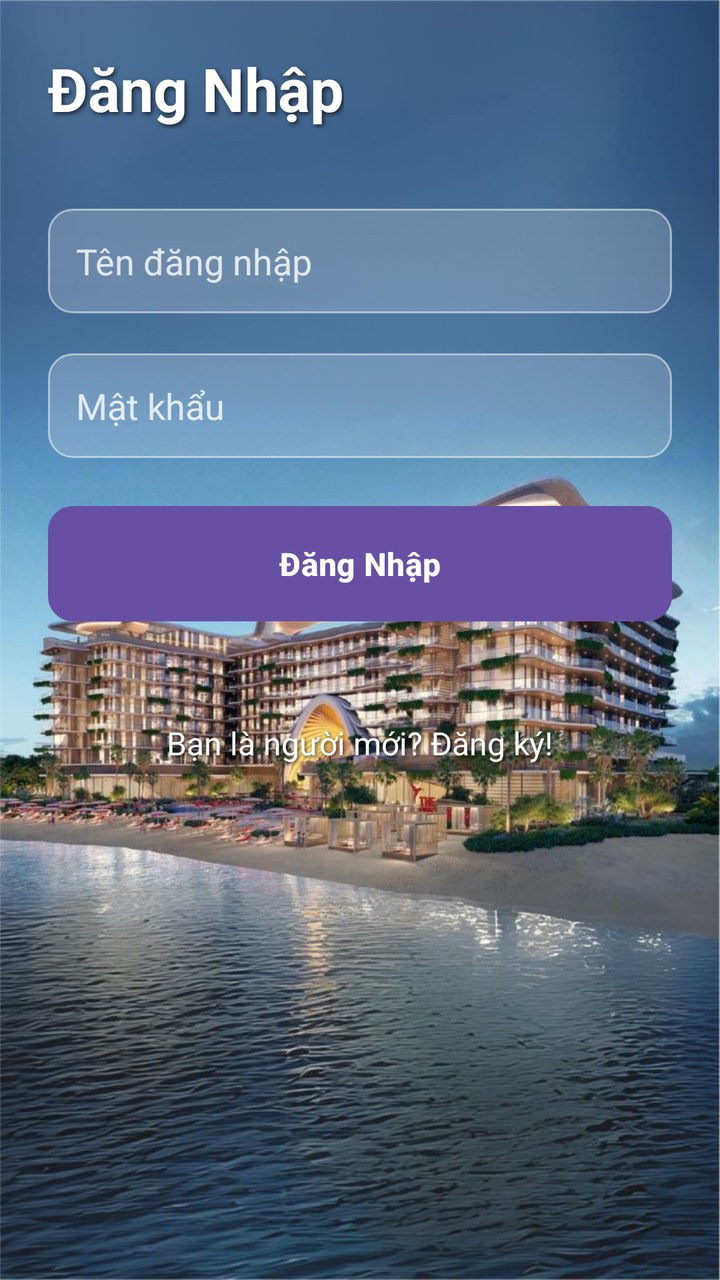
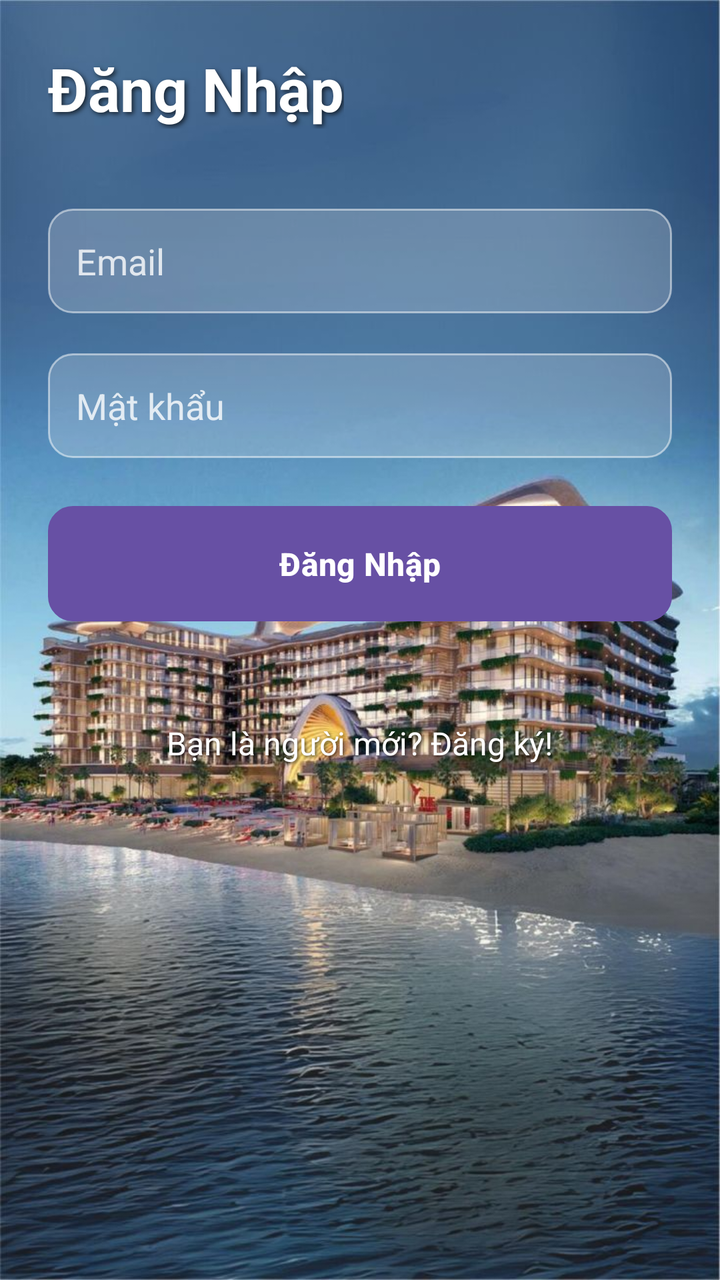

Screens rendered from an Android XML layout before and after an edit, with the pre-edit source and the edit as a unified diff.
<!-- AndroidManifest.xml: application theme Theme.AppQLKhachSan -->
<!-- res/layout/activity_login.xml -->
<?xml version="1.0" encoding="utf-8"?>
<LinearLayout xmlns:android="http://schemas.android.com/apk/res/android"
    android:layout_width="match_parent"
    android:layout_height="match_parent"
    android:orientation="vertical"
    android:padding="24dp"
    android:background="@drawable/brlogin2">


    <TextView
        android:layout_width="wrap_content"
        android:layout_height="wrap_content"
        android:text="Đăng Nhập"
        android:textSize="30sp"
        android:textStyle="bold"
        android:textColor="#FFFFFF"
        android:shadowColor="#AA000000"
        android:shadowDx="3"
        android:shadowDy="3"
        android:shadowRadius="6"
        android:layout_marginBottom="40dp"/>


    <EditText
        android:id="@+id/etUsername"
        android:layout_width="match_parent"
        android:layout_height="wrap_content"
        android:hint="Tên đăng nhập"
        android:inputType="text"
        android:background="@drawable/edit_text_background"
        android:padding="14dp"
        android:textColor="#FFFFFF"
        android:textColorHint="#CCFFFFFF"
        android:layout_marginBottom="20dp"
        android:elevation="6dp"/>


    <EditText
        android:id="@+id/etPassword"
        android:layout_width="match_parent"
        android:layout_height="wrap_content"
        android:hint="Mật khẩu"
        android:inputType="textPassword"
        android:background="@drawable/edit_text_background"
        android:padding="14dp"
        android:textColor="#FFFFFF"
        android:textColorHint="#CCFFFFFF"
        android:layout_marginBottom="24dp"
        android:elevation="6dp"/>


    <Button
        android:id="@+id/btnLogin"
        android:layout_width="match_parent"
        android:layout_height="wrap_content"
        android:text="Đăng Nhập"
        android:background="@drawable/button_background"
        android:textColor="#FFFFFF"
        android:textStyle="bold"
        android:textSize="16sp"
        android:padding="14dp"
        android:elevation="6dp"
        android:layout_marginBottom="40dp"/>


    <TextView
        android:id="@+id/tvRegister"
        android:layout_width="wrap_content"
        android:layout_height="wrap_content"
        android:text="Bạn là người mới? Đăng ký!"
        android:textColor="#FFFFFF"
        android:textSize="16sp"
        android:layout_gravity="center"
        android:padding="10dp"
        android:clickable="true"
        android:focusable="true"
        android:shadowColor="#AA000000"
        android:shadowDx="2"
        android:shadowDy="2"
        android:shadowRadius="4"/>


    <LinearLayout
        android:layout_width="match_parent"
        android:layout_height="0dp"
        android:layout_weight="1" />

</LinearLayout>
<!-- resources referenced by this layout -->
<resources>
  <!-- drawable brlogin2: jpg bitmap (drawable, 135045 bytes) -->
  <!-- drawable button_background (drawable) -->
  <?xml version="1.0" encoding="utf-8"?>
  <shape xmlns:android="http://schemas.android.com/apk/res/android"
      android:shape="rectangle">
  
      <solid android:color="#66FF99" />
      <corners android:radius="12dp" />
      <stroke
          android:width="1dp"
          android:color="#FFFFFF" />
  </shape>
  <!-- drawable edit_text_background (drawable) -->
  <?xml version="1.0" encoding="utf-8"?>
  <shape xmlns:android="http://schemas.android.com/apk/res/android"
      android:shape="rectangle">
      <solid android:color="#33FFFFFF" /> 
      <corners android:radius="12dp" /> 
      <stroke
          android:width="1dp"
          android:color="#80FFFFFF" /> 
  </shape>
  <style name="Theme.AppQLKhachSan" parent="Base.Theme.AppQLKhachSan" />
  <style name="Base.Theme.AppQLKhachSan" parent="Theme.Material3.DayNight.NoActionBar">
          
          
      </style>
</resources>

<!-- the commit's change to res/layout/activity_login.xml (unified diff, before → after) -->
@@ -5,7 +5,6 @@
     android:orientation="vertical"
     android:padding="24dp"
     android:background="@drawable/brlogin2">
-
 
     <TextView
         android:layout_width="wrap_content"
@@ -20,20 +19,18 @@
         android:shadowRadius="6"
         android:layout_marginBottom="40dp"/>
 
-
     <EditText
         android:id="@+id/etUsername"
-        android:layout_width="match_parent"
-        android:layout_height="wrap_content"
-        android:hint="Tên đăng nhập"
-        android:inputType="text"
-        android:background="@drawable/edit_text_background"
-        android:padding="14dp"
-        android:textColor="#FFFFFF"
-        android:textColorHint="#CCFFFFFF"
-        android:layout_marginBottom="20dp"
-        android:elevation="6dp"/>
-
+    android:layout_width="match_parent"
+    android:layout_height="wrap_content"
+    android:hint="Email"
+    android:inputType="textEmailAddress"
+    android:background="@drawable/edit_text_background"
+    android:padding="14dp"
+    android:textColor="#FFFFFF"
+    android:textColorHint="#CCFFFFFF"
+    android:layout_marginBottom="20dp"
+    android:elevation="6dp"/>
 
     <EditText
         android:id="@+id/etPassword"
@@ -48,7 +45,6 @@
         android:layout_marginBottom="24dp"
         android:elevation="6dp"/>
 
-
     <Button
         android:id="@+id/btnLogin"
         android:layout_width="match_parent"
@@ -61,7 +57,6 @@
         android:padding="14dp"
         android:elevation="6dp"
         android:layout_marginBottom="40dp"/>
-
 
     <TextView
         android:id="@+id/tvRegister"
@@ -79,7 +74,6 @@
         android:shadowDy="2"
         android:shadowRadius="4"/>
 
-
     <LinearLayout
         android:layout_width="match_parent"
         android:layout_height="0dp"
